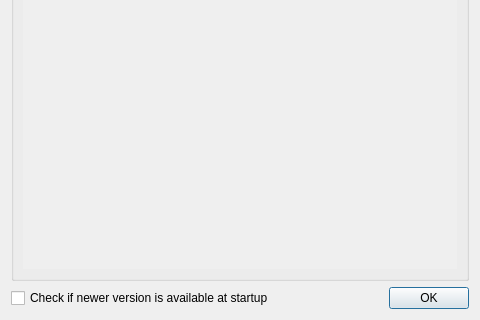
Before: the Qt Designer form DeepSkyStacker/ui/About.ui in deepskystacker/DSS, drawn with Qt 5; both pictures show x 0 to 480 and y 280 to 600 of the 480 by 600 pixel window.
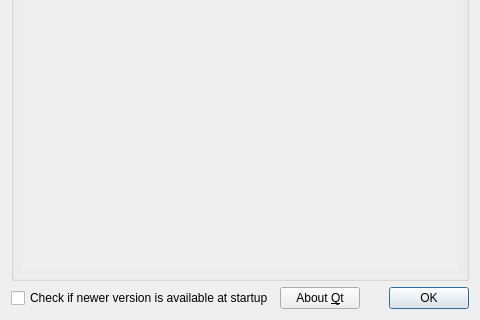
After: the same form once the commit is applied.

Commit message: Convert CheckRemainingTempFiles in DeepSkyStacker.cpp to Qt.  Add AboutQt button to About Box.  And a few other changes

```diff
--- a/DeepSkyStacker/ui/About.ui
+++ b/DeepSkyStacker/ui/About.ui
@@ -101,7 +101,7 @@
     </widget>
    </item>
    <item>
-    <layout class="QHBoxLayout" name="horizontalLayout" stretch="0,0">
+    <layout class="QHBoxLayout" name="horizontalLayout" stretch="0,0,0">
      <property name="sizeConstraint">
       <enum>QLayout::SetMinimumSize</enum>
      </property>
@@ -112,6 +112,13 @@
        </property>
       </widget>
      </item>
+     <item>
+      <widget class="QPushButton" name="aboutQt">
+       <property name="text">
+        <string>About &amp;Qt</string>
+       </property>
+      </widget>
+     </item>
      <item>
       <widget class="QDialogButtonBox" name="buttonBox">
        <property name="orientation">
```
Left out of the diff: 29 changed lines with no effect on the pictures. The commit also changes 15 other files.
